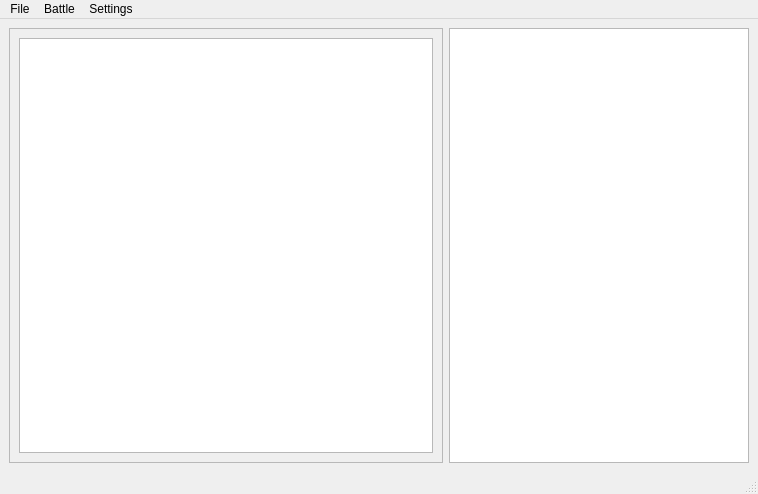
Above: data/ui/mainwindow.ui from tvoli/pybotwar before the change. Below: the same form after it.
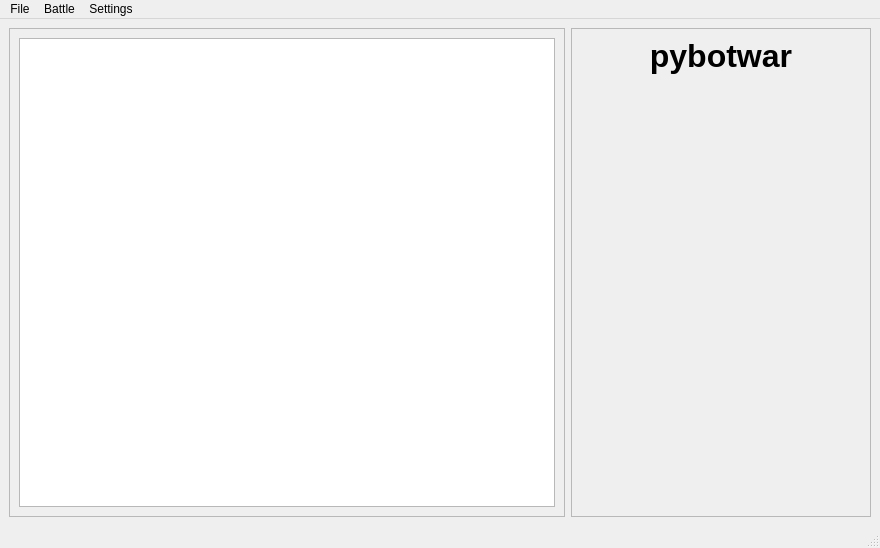
That is the form after the change.

Commit message: add frame for robot info

The edit to the form file:
```diff
--- a/data/ui/mainwindow.ui
+++ b/data/ui/mainwindow.ui
@@ -6,15 +6,15 @@
    <rect>
     <x>0</x>
     <y>0</y>
-    <width>758</width>
-    <height>494</height>
+    <width>880</width>
+    <height>548</height>
    </rect>
   </property>
   <property name="windowTitle">
    <string>pybotwar</string>
   </property>
   <widget class="QWidget" name="centralwidget">
-   <layout class="QVBoxLayout" name="verticalLayout">
+   <layout class="QVBoxLayout" name="verticalLayout_3">
     <item>
      <layout class="QHBoxLayout" name="horizontalLayout">
       <item>
@@ -46,7 +46,7 @@
        </widget>
       </item>
       <item>
-       <widget class="QListWidget" name="robotinfo">
+       <widget class="QFrame" name="frame">
         <property name="minimumSize">
          <size>
           <width>300</width>
@@ -59,6 +59,58 @@
           <height>16777215</height>
          </size>
         </property>
+        <property name="frameShape">
+         <enum>QFrame::StyledPanel</enum>
+        </property>
+        <property name="frameShadow">
+         <enum>QFrame::Raised</enum>
+        </property>
+        <layout class="QVBoxLayout" name="verticalLayout_2">
+         <item>
+          <layout class="QVBoxLayout" name="verticalLayout">
+           <item>
+            <widget class="QLabel" name="label">
+             <property name="font">
+              <font>
+               <pointsize>24</pointsize>
+               <weight>75</weight>
+               <bold>true</bold>
+              </font>
+             </property>
+             <property name="text">
+              <string>pybotwar</string>
+             </property>
+             <property name="alignment">
+              <set>Qt::AlignCenter</set>
+             </property>
+            </widget>
+           </item>
+           <item>
+            <widget class="QFrame" name="robotinfoframe">
+             <property name="frameShape">
+              <enum>QFrame::StyledPanel</enum>
+             </property>
+             <property name="frameShadow">
+              <enum>QFrame::Raised</enum>
+             </property>
+            </widget>
+           </item>
+           <item>
+            <spacer name="verticalSpacer">
+             <property name="orientation">
+              <enum>Qt::Vertical</enum>
+             </property>
+             <property name="sizeHint" stdset="0">
+              <size>
+               <width>20</width>
+               <height>40</height>
+              </size>
+             </property>
+            </spacer>
+           </item>
+          </layout>
+         </item>
+        </layout>
        </widget>
       </item>
      </layout>
@@ -70,7 +122,7 @@
     <rect>
      <x>0</x>
      <y>0</y>
-     <width>758</width>
+     <width>880</width>
      <height>25</height>
     </rect>
    </property>
```
